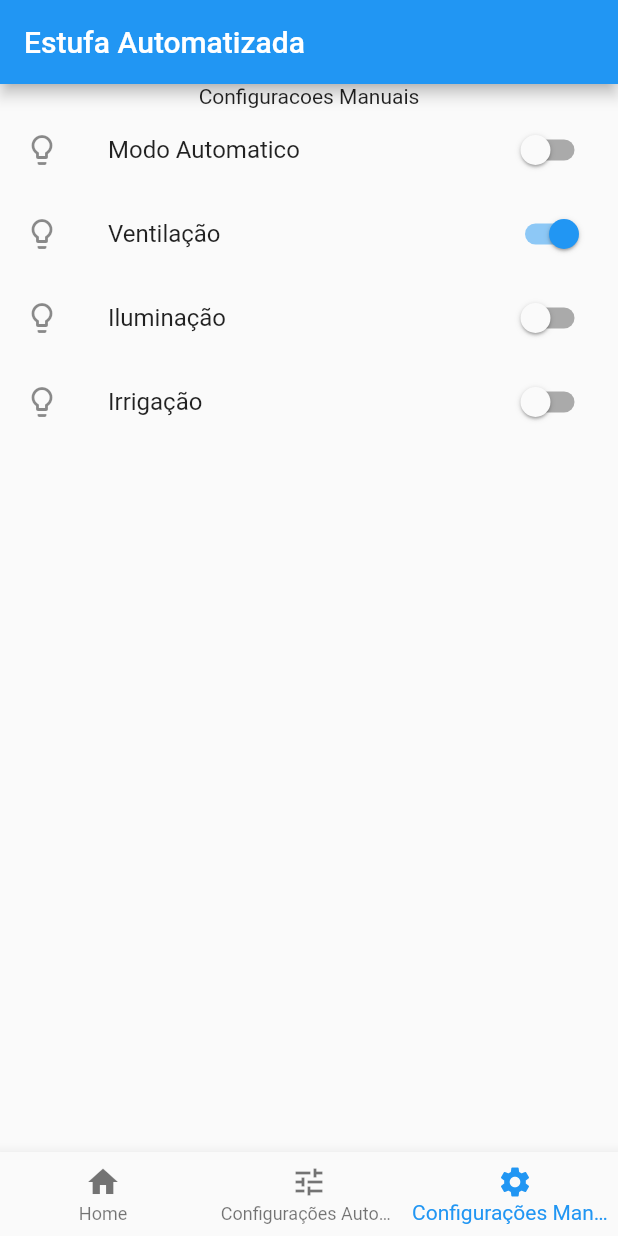
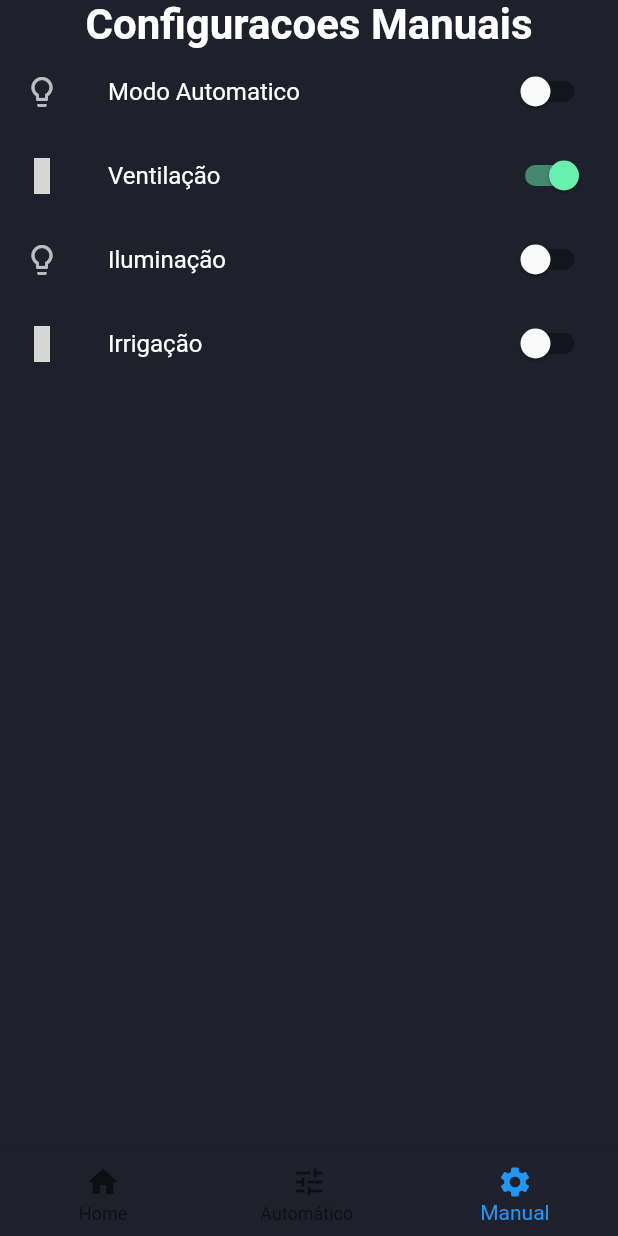
Before and after one commit to gustavopradof/Estufa_Flutter, a Flutter app: the screen it shows after launch, item 3 of the bottom bar chosen, after a tap on "Ventilação", on a phone screen of 412 x 824 dp. Run offline on Flutter 3.47's test engine with Material 2 defaults, Android fonts, the light colour scheme and no system bars; our stand-ins replace firebase_core, firebase_database, material_design_icons_flutter; accounts and stored records are empty; grey boxes are pictures that could not be loaded.

Commit message:
alteracao cor

```diff
--- a/tcc_estufa/lib/home/home_paga.dart
+++ b/tcc_estufa/lib/home/home_paga.dart
@@ -1,5 +1,4 @@
-import 'dart:html';
-
+import 'package:material_design_icons_flutter/material_design_icons_flutter.dart';
 import 'package:flutter/material.dart';
 import 'package:firebase_database/firebase_database.dart';
 import 'package:firebase_core/firebase_core.dart';
@@ -17,9 +16,12 @@ class MyApp extends StatelessWidget {
     return MaterialApp(
         debugShowCheckedModeBanner: false,
         title: _title,
+
         home: Scaffold(
-          appBar: AppBar(title: const Text(_title)),
+
+          //appBar: AppBar(title: const Text(_title)),
           body: const Center(
+
             child: MyStatefulWidget(),
           ),
         ));
@@ -27,6 +29,7 @@ class MyApp extends StatelessWidget {
 }
 
 class MyStatefulWidget extends StatefulWidget {
+
   const MyStatefulWidget({super.key});
 
   @override
@@ -35,26 +38,91 @@ class MyStatefulWidget extends StatefulWidget {
 
 class _MyStatefulWidgetState extends State<MyStatefulWidget> {
 DatabaseReference ref = FirebaseDatabase.instance.ref();
-    String data = '';
-  String _displayText = " ";
-  void _activateListeners() {
-    ref.child('/ESP32_APP/HUMIDITY').onValue.listen((event) {
+
+
+  String data = '';
+  String umidadeVal= " ";
+  double umidadeDisplay = 0;
+  String luzVal = "";
+  double luzDisplay = 0 ;
+
+  String umidadeSoloVal= " ";
+  double umidadeSoloDisplay = 0;
+  String temperaturaVal = "";
+  double temperaturaDisplay = 0 ;
+
+  void _leumidade() {
+    ref.child('/estufa_tcc/sensores/umidade').onValue.listen((event) {
       setState(() {
-        _displayText = (event.snapshot.value.toString());
+        umidadeVal = (event.snapshot.value.toString());
+        umidadeDisplay = double.parse(umidadeVal)/100;
+
       });
     });
   }
 
-  Widget config(){
-  return  Column(
+
+  void _leluz() {
+    ref.child('/estufa_tcc/sensores/luz').onValue.listen((event) {
+      setState(() {
+        luzVal = (event.snapshot.value.toString());
+        luzDisplay = double.parse(luzVal)/100;
+
+      });
+    });
+  }
+
+  void _letemp() {
+    ref.child('/estufa_tcc/sensores/temperatura').onValue.listen((event) {
+      setState(() {
+        temperaturaVal = (event.snapshot.value.toString());
+        temperaturaDisplay = double.parse(temperaturaVal);
+
+
+      });
+    });
+  }
+
+  void _leumidadesolo() {
+    ref.child('/estufa_tcc/sensores/umidade_solo').onValue.listen((event) {
+      setState(() {
+        umidadeSoloVal = (event.snapshot.value.toString());
+        umidadeSoloDisplay = double.parse(umidadeSoloVal)/100;
+
+      });
+    });
+  }
+
+
+
+
+Widget config(){
+
+return Container(
+
+ color: Color(0xFF1E202C),
+child:  Column(
+
     children:[
-     const Text("Configuracoes Manuais"),
+
+     const Text("Configuracoes Manuais",
+      style: TextStyle(
+  fontSize: 28,
+  fontWeight: FontWeight.w600,
+  color: Colors.white,
+      ),),
       SwitchListTile(
-        title:   const Text('Modo Automatico'),
+
+        title:   const Text('Modo Automatico',
+        style:
+        TextStyle(color: Colors.white),),
+activeColor: Colors.greenAccent,
+tileColor:Colors.amber ,
+
         value: _modoauto,
         onChanged: (bool value) async {
           ref.update({
-            "auto": value,
+            "/estufa_tcc/variaveis/auto": value,
           });
           setState(() {
             _modoauto = value;
@@ -62,15 +130,20 @@ DatabaseReference ref = FirebaseDatabase.instance.ref();
           );
         },
 
-        secondary: const Icon(Icons.lightbulb_outline),
+        secondary: const Icon(Icons.lightbulb_outline, color: Colors.white70,),
       ),
 
     SwitchListTile(
-        title: const Text('Ventilação'),
+        title: const Text('Ventilação',
+           style: TextStyle(
+
+  color: Colors.white,
+      ),),
+      activeColor: Colors.greenAccent,
         value: _ventilador,
         onChanged: (bool value) async {
           ref.update({
-            "ventilador": value,
+            "/estufa_tcc/atuadores/ventilador": value,
           });
           setState(() {
             _ventilador = value;
@@ -78,15 +151,20 @@ DatabaseReference ref = FirebaseDatabase.instance.ref();
           );
         },
 
-        secondary: const Icon(Icons.lightbulb_outline),
+        secondary: const Icon(MdiIcons.fan,  color: Colors.white70,),
       ),
 
         SwitchListTile(
-        title: const Text('Iluminação'),
+        title: const Text('Iluminação',
+          style: TextStyle(
+
+  color: Colors.white,
+      ),),
+      activeColor: Colors.greenAccent,
         value: _luz,
         onChanged: (bool value) async {
           ref.update({
-            "luz": value,
+            "/estufa_tcc/atuadores/luz": value,
           });
           setState(() {
             _luz = value;
@@ -94,25 +172,30 @@ DatabaseReference ref = FirebaseDatabase.instance.ref();
           );
         },
 
-        secondary: const Icon(Icons.lightbulb_outline),
+        secondary: const Icon(Icons.lightbulb_outline,  color: Colors.white70,),
       ),
 
      SwitchListTile(
-         title: const Text('Irrigação'),
+         title: const Text('Irrigação',
+               style: TextStyle(
+
+  color: Colors.white,
+      ),),
+      activeColor: Colors.greenAccent,
         value: _bomba,
          onChanged: (bool value) async {
           ref.update({
-             "bomba": value,
+             "/estufa_tcc/atuadores/bomba": value,
            });
           setState(() {
              _bomba = value;
            });
          },
-         secondary: const Icon(Icons.lightbulb_outline),
+         secondary: const Icon(MdiIcons.waterOutline,  color: Colors.white70,),
        ),
 
     ]
-
+  ),
   );
 
 
@@ -121,27 +204,58 @@ DatabaseReference ref = FirebaseDatabase.instance.ref();
 
 
 Widget auto(){
-  return Column(
+  return Container(
+
+     color: Color(0xFF1E202C),
+
+   child: Column(
+
     children:[
-       const Text('Configurações Automaticas'),
-      const Text('Temperatura'),
+      const Text('Configurações Automaticas',
+      style: TextStyle(
+  fontSize: 28,
+  fontWeight: FontWeight.w600,
+  color: Colors.white,
+      ),
+      ),
+      const Text('Temperatura',
+      style: TextStyle(
+  fontSize: 18,
+  fontWeight: FontWeight.w300,
+  color: Color(0xFFAFB6C5),
+      ),
+      ),
         RangeSlider(
+          activeColor: Colors.greenAccent,
+        inactiveColor: Colors.black26,
         values: tempRange,
         max: 100,
-        divisions: 10,
+        divisions: 100,
         labels: RangeLabels(
           tempRange.start.round().toString(),
           tempRange.end.round().toString(),
         ),
-        onChanged: (RangeValues values) {
+        onChanged:  (RangeValues values) async {
+          ref.update({
+            "/estufa_tcc/variaveis/maxTemp": tempRange.end,
+            "/estufa_tcc/variaveis/minTemp": tempRange.start,
+          });
           setState(() {
+
             tempRange = values;
           });
         },
       ),
 
-      const Text('Umidade'),
+      const Text('Umidade',
+           style: TextStyle(
+  fontSize: 18,
+  fontWeight: FontWeight.w300,
+  color: Color(0xFFAFB6C5),
+  ),
+  ),
         RangeSlider(
+           activeColor: Colors.greenAccent,
         values: umiRange,
         max: 100,
         divisions: 10,
@@ -150,33 +264,91 @@ Widget auto(){
           umiRange.end.round().toString(),
         ),
         onChanged: (RangeValues values) {
+          ref.update({
+            "/estufa_tcc/variaveis/maxUmi": umiRange.end,
+            "/estufa_tcc/variaveis/minUmi": umiRange.start,
+          });
           setState(() {
             umiRange = values;
           });
         },
       ),
-      const Text('Tempo para ativação'),
+      const Text('Tempo para ativação',
+           style: TextStyle(
+  fontSize: 18,
+  fontWeight: FontWeight.w300,
+  color: Color(0xFFAFB6C5),)
+  ),
     ]
+  ),
   );
 }
 
+
 Widget home(){
-  return Column(
+
+  return Container(
+   color: Color(0xFF1E202C),
+   child:Column(
+
     children: [
-      Container(
-        child: Column(
+
+        Column(
+
           children: [
             Row(
               children: [
-                Text(_displayText),
+             Stack(
+                  alignment: Alignment.center,
+                  children: [
+                    SizedBox(
+                      width: 207,
+                      height: 207,
+                      child: CircularProgressIndicator(
+                       value: umidadeDisplay,
+                        strokeWidth: 20,
+                      ),
+                    ),
+                    Text(
+                      umidadeVal,
+                      style: const TextStyle(fontSize: 40),
+                    ),
+                  ],
+            ),
+            Stack(
+                  alignment: Alignment.center,
+                  children: [
+                    SizedBox(
+                      width: 207,
+                      height: 207,
+                      child: CircularProgressIndicator(
+
+                       value: temperaturaDisplay,
+                        strokeWidth: 10,
+                      ),
+                    ),
+                    Text(
+                      temperaturaVal,
+                      style: const TextStyle(fontSize: 40),
+                    ),
+                  ],
+            )
+
               ],
             ),
-            Row()
+
+
+
+
           ],
 
+
+
+
         ),
-      ),
+
     ],
+   ),
   );
 }
 
@@ -195,10 +367,16 @@ RangeValues umiRange = const RangeValues(40, 80);
 }
   @override
   Widget build(BuildContext context) {
-    _activateListeners();
+    _leumidade();
+    _leluz();
+    _letemp();
+    _leumidadesolo();
+
     return Scaffold(
 
      bottomNavigationBar: BottomNavigationBar(
+
+     backgroundColor: Color(0xFF1E202C),
     items: const <BottomNavigationBarItem>[
 
 
@@ -209,11 +387,11 @@ RangeValues umiRange = const RangeValues(40, 80);
       ),
       BottomNavigationBarItem(
         icon: Icon(Icons.tune),
-        label: 'Configurações Automáticas',
+        label: 'Automático ',
       ),
       BottomNavigationBarItem(
         icon: Icon(Icons.settings),
-        label: 'Configurações Manuais',
+        label: 'Manual',
       ),
 
     ],
@@ -223,6 +401,7 @@ RangeValues umiRange = const RangeValues(40, 80);
 //body: <Widget>[
        body:<Widget>[
       Container(
+        color: Colors.blue,
          child:home(),
         ),
 
--- a/tcc_estufa/pubspec.yaml
+++ b/tcc_estufa/pubspec.yaml
@@ -36,6 +36,8 @@ dependencies:
   cupertino_icons: ^1.0.2
   firebase_database: ^9.1.1
   firebase_core: ^1.20.1
+  icon_forest: ^1.1.8
+  material_design_icons_flutter: ^5.0.6996
 
 dev_dependencies:
   flutter_test:
```
Also changed, not shown: tcc_estufa/pubspec.lock, 5 other files.
